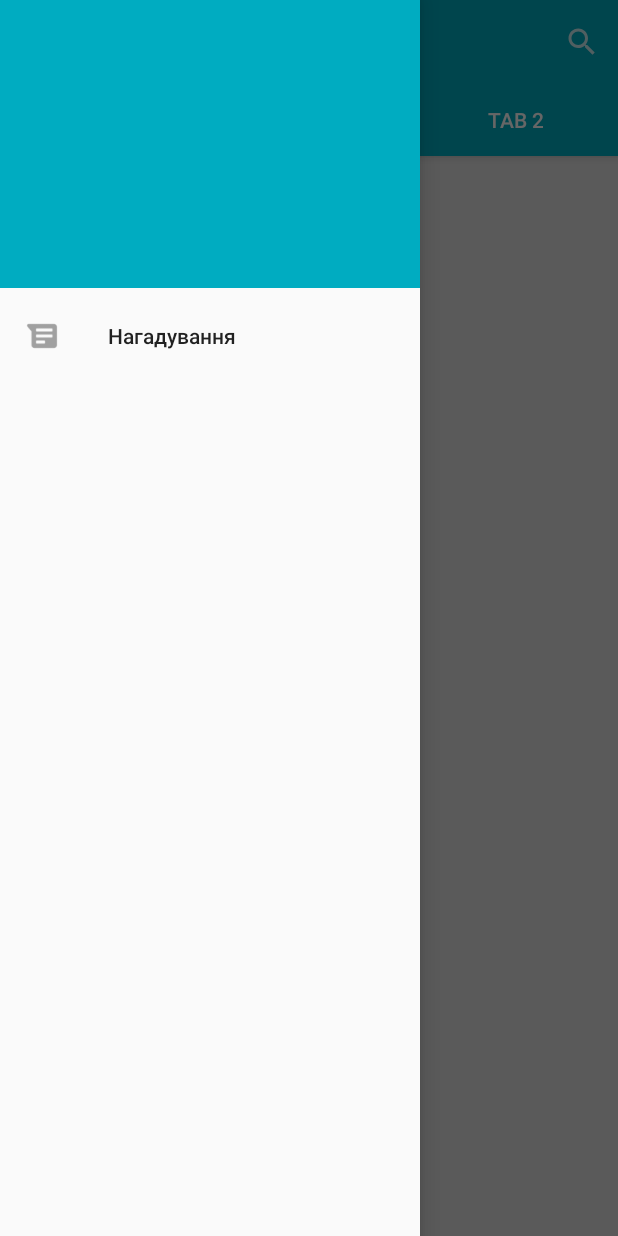
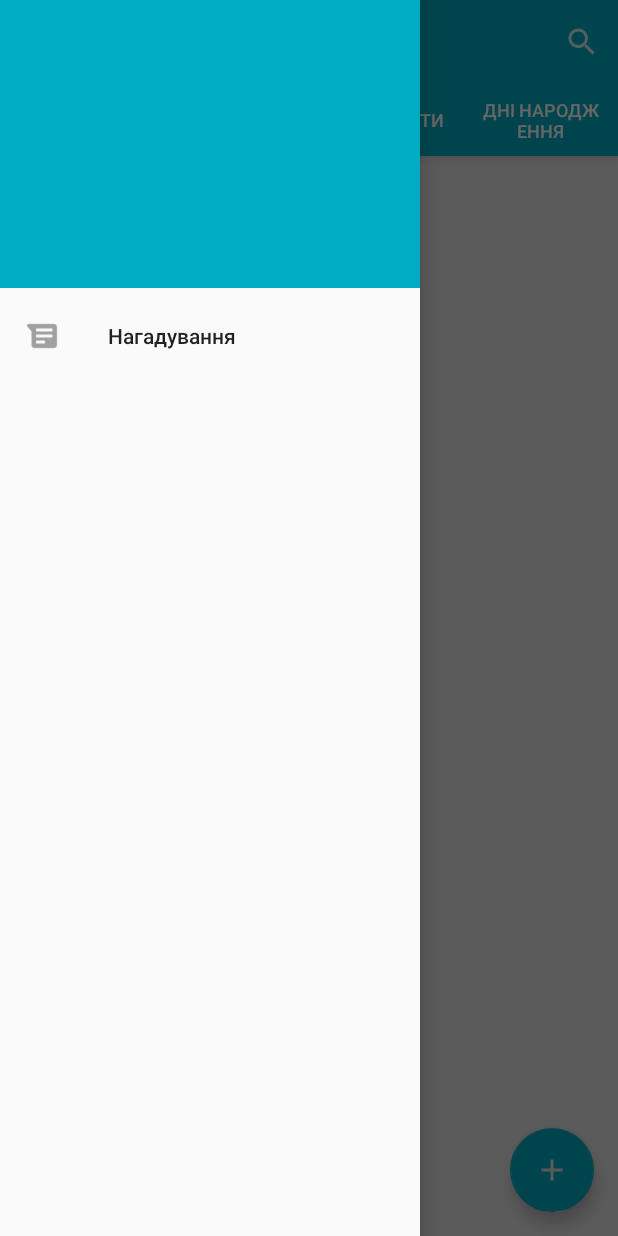
Before and after one commit to GoGoDogStudio/RemindMe-App, an Android app: the screen it shows after launch (MainActivity), with the side drawer open, on a phone screen of 412 x 824 dp. Run offline under Robolectric (Android 15) with nearby library versions, the phone set to English and light mode, and no system bars.

Commit message:
optimized code and design

```diff
--- a/app/src/main/java/com/gogodogstudio/remindmeapp/MainActivity.java
+++ b/app/src/main/java/com/gogodogstudio/remindmeapp/MainActivity.java
@@ -1,4 +1,7 @@
 package com.gogodogstudio.remindmeapp;
+
+import android.os.Bundle;
+import android.view.MenuItem;
 
 import androidx.annotation.NonNull;
 import androidx.appcompat.app.ActionBarDrawerToggle;
@@ -6,10 +9,6 @@ import androidx.appcompat.app.AppCompatActivity;
 import androidx.appcompat.widget.Toolbar;
 import androidx.drawerlayout.widget.DrawerLayout;
 import androidx.viewpager.widget.ViewPager;
-import androidx.viewpager2.widget.ViewPager2;
-
-import android.os.Bundle;
-import android.view.MenuItem;
 
 import com.gogodogstudio.remindmeapp.adapter.TabAdapter;
 import com.google.android.material.appbar.MaterialToolbar;
@@ -80,7 +79,7 @@ public class MainActivity extends AppCompatActivity {
     private void initTabLayout() {
         vP = findViewById(R.id.viewPager);
         tl = findViewById(R.id.tabLayout);
-        TabAdapter adapter = new TabAdapter(getSupportFragmentManager());
+        TabAdapter adapter = new TabAdapter(this, getSupportFragmentManager());
         vP.setAdapter(adapter);
         tl.setupWithViewPager(vP);
 
--- a/app/src/main/java/com/gogodogstudio/remindmeapp/adapter/TabAdapter.java
+++ b/app/src/main/java/com/gogodogstudio/remindmeapp/adapter/TabAdapter.java
@@ -1,4 +1,6 @@
 package com.gogodogstudio.remindmeapp.adapter;
+
+import android.content.Context;
 
 import androidx.annotation.NonNull;
 import androidx.annotation.Nullable;
@@ -6,26 +8,32 @@ import androidx.fragment.app.Fragment;
 import androidx.fragment.app.FragmentManager;
 import androidx.fragment.app.FragmentPagerAdapter;
 
-import com.gogodogstudio.remindmeapp.R;
-import com.gogodogstudio.remindmeapp.fragments.ExampleFragment;
+import com.gogodogstudio.remindmeapp.fragments.AbstractTabFragmnet;
+import com.gogodogstudio.remindmeapp.fragments.BirthdayFragment;
+import com.gogodogstudio.remindmeapp.fragments.HistoryFragment;
+import com.gogodogstudio.remindmeapp.fragments.IdeasFragment;
+import com.gogodogstudio.remindmeapp.fragments.ToDoFragment;
+
+import java.util.HashMap;
+import java.util.Map;
 
 public class TabAdapter extends FragmentPagerAdapter {
 
-    private String[] tabs;
+    private final Context context;
+    private Map<Integer, AbstractTabFragmnet> tabs;
 
-    public TabAdapter(@NonNull FragmentManager fm) {
+    public TabAdapter(Context context, FragmentManager fm) {
         super(fm);
-        tabs = new String[]{
-                "Tab 1",
-                "Сповіщення",
-                "Tab 2"
-        };
+        this.context = context;
+        initTabsMap(context);
+
+
     }
 
     @Nullable
     @Override
     public CharSequence getPageTitle(int position) {
-        return tabs[position];
+        return tabs.get(position).getTitle();
     }
 
 
@@ -33,23 +41,19 @@ public class TabAdapter extends FragmentPagerAdapter {
     @NonNull
     @Override
     public Fragment getItem(int position) {
-
-        switch (position){
-            case 0:
-                return ExampleFragment.getInstance();
-
-            case 1:
-                return ExampleFragment.getInstance();
-
-            case 2:
-                return ExampleFragment.getInstance();
-
-        }
-        return null;
+        return  tabs.get(position);
     }
 
     @Override
     public int getCount() {
-        return tabs.length;
+        return tabs.size();
+    }
+
+    private void initTabsMap(Context context) {
+        tabs = new HashMap<>();
+        tabs.put(0, HistoryFragment.getInstance(context));
+        tabs.put(1, IdeasFragment.getInstance(context));
+        tabs.put(2, ToDoFragment.getInstance(context));
+        tabs.put(3, BirthdayFragment.getInstance(context));
     }
 }
--- /dev/null
+++ b/app/src/main/java/com/gogodogstudio/remindmeapp/fragments/AbstractTabFragmnet.java
@@ -0,0 +1,21 @@
+package com.gogodogstudio.remindmeapp.fragments;
+
+import android.content.Context;
+import android.view.View;
+
+import androidx.fragment.app.Fragment;
+
+public class AbstractTabFragmnet extends Fragment {
+
+    private String title;
+    protected View view;
+    protected Context context;
+
+    public String getTitle() {
+        return title;
+    }
+
+    public void setTitle(String title) {
+        this.title = title;
+    }
+}
--- /dev/null
+++ b/app/src/main/java/com/gogodogstudio/remindmeapp/fragments/BirthdayFragment.java
@@ -0,0 +1,41 @@
+package com.gogodogstudio.remindmeapp.fragments;
+
+import android.content.Context;
+import android.os.Bundle;
+import android.view.LayoutInflater;
+import android.view.View;
+import android.view.ViewGroup;
+
+import androidx.annotation.NonNull;
+import androidx.annotation.Nullable;
+
+import com.gogodogstudio.remindmeapp.R;
+
+public class BirthdayFragment extends AbstractTabFragmnet {
+
+
+    public static BirthdayFragment getInstance(Context context){
+        Bundle args = new Bundle();
+        BirthdayFragment exampleFragment = new BirthdayFragment();
+        exampleFragment.setArguments(args);
+        exampleFragment.setContext(context);
+        exampleFragment.setTitle(context.getString(R.string.Birthdays));
+        return exampleFragment;
+    }
+
+    @Nullable
+    @Override
+    public View onCreateView(@NonNull LayoutInflater inflater, @Nullable ViewGroup container, @Nullable Bundle savedInstanceState) {
+        view = inflater.inflate(R.layout.example_layout, container, false);
+
+        return view;
+    }
+
+
+
+    public void setContext(Context context) {
+        this.context = context;
+    }
+
+
+}
--- /dev/null
+++ b/app/src/main/java/com/gogodogstudio/remindmeapp/fragments/HistoryFragment.java
@@ -0,0 +1,42 @@
+package com.gogodogstudio.remindmeapp.fragments;
+
+import android.content.Context;
+import android.os.Bundle;
+import android.view.LayoutInflater;
+import android.view.View;
+import android.view.ViewGroup;
+
+import androidx.annotation.NonNull;
+import androidx.annotation.Nullable;
+
+import com.gogodogstudio.remindmeapp.R;
+
+public class HistoryFragment extends AbstractTabFragmnet {
+
+
+    public static HistoryFragment getInstance(Context context){
+        Bundle args = new Bundle();
+        HistoryFragment exampleFragment = new HistoryFragment();
+        exampleFragment.setArguments(args);
+        exampleFragment.setContext(context);
+        exampleFragment.setTitle(context.getString(R.string.TabHistory));
+        return exampleFragment;
+    }
+
+
+    @Nullable
+    @Override
+    public View onCreateView(@NonNull LayoutInflater inflater, @Nullable ViewGroup container, @Nullable Bundle savedInstanceState) {
+        view = inflater.inflate(R.layout.example_layout, container, false);
+
+        return view;
+    }
+
+
+
+    public void setContext(Context context) {
+        this.context = context;
+    }
+
+
+}
--- a/app/src/main/java/com/gogodogstudio/remindmeapp/fragments/ExampleFragment.java
+++ b/app/src/main/java/com/gogodogstudio/remindmeapp/fragments/IdeasFragment.java
@@ -1,5 +1,6 @@
 package com.gogodogstudio.remindmeapp.fragments;
 
+import android.content.Context;
 import android.os.Bundle;
 import android.view.LayoutInflater;
 import android.view.View;
@@ -7,19 +8,17 @@ import android.view.ViewGroup;
 
 import androidx.annotation.NonNull;
 import androidx.annotation.Nullable;
-import androidx.fragment.app.Fragment;
 
 import com.gogodogstudio.remindmeapp.R;
 
-public class ExampleFragment extends Fragment {
+public class IdeasFragment extends AbstractTabFragmnet {
 
-
-    private View view;
-
-    public static ExampleFragment getInstance(){
+    public static IdeasFragment getInstance(Context context){
         Bundle args = new Bundle();
-        ExampleFragment exampleFragment = new ExampleFragment();
+        IdeasFragment exampleFragment = new IdeasFragment();
         exampleFragment.setArguments(args);
+        exampleFragment.setContext(context);
+        exampleFragment.setTitle(context.getString(R.string.TabIdeas));
         return exampleFragment;
     }
 
@@ -31,4 +30,11 @@ public class ExampleFragment extends Fragment {
 
         return view;
     }
+
+
+    public void setContext(Context context) {
+        this.context = context;
+    }
+
+
 }
--- /dev/null
+++ b/app/src/main/java/com/gogodogstudio/remindmeapp/fragments/ToDoFragment.java
@@ -0,0 +1,48 @@
+package com.gogodogstudio.remindmeapp.fragments;
+
+import android.content.Context;
+import android.os.Bundle;
+import android.view.LayoutInflater;
+import android.view.View;
+import android.view.ViewGroup;
+
+import androidx.annotation.NonNull;
+import androidx.annotation.Nullable;
+import androidx.fragment.app.Fragment;
+
+import com.gogodogstudio.remindmeapp.R;
+
+public class ToDoFragment extends AbstractTabFragmnet {
+
+
+    private View view;
+    private Context context;
+
+
+
+    public static ToDoFragment getInstance(Context context){
+        Bundle args = new Bundle();
+        ToDoFragment exampleFragment = new ToDoFragment();
+        exampleFragment.setArguments(args);
+        exampleFragment.setContext(context);
+        exampleFragment.setTitle(context.getString(R.string.TabToDo));
+        return exampleFragment;
+    }
+
+
+    @Nullable
+    @Override
+    public View onCreateView(@NonNull LayoutInflater inflater, @Nullable ViewGroup container, @Nullable Bundle savedInstanceState) {
+        view = inflater.inflate(R.layout.example_layout, container, false);
+
+        return view;
+    }
+
+
+
+    public void setContext(Context context) {
+        this.context = context;
+    }
+
+
+}
--- a/app/src/main/res/drawable/plus.xml
+++ b/app/src/main/res/drawable/plus.xml
@@ -4,5 +4,5 @@
     android:width="24dp"
     android:viewportWidth="24"
     android:viewportHeight="24">
-    <path android:fillColor="#000" android:pathData="M19,13H13V19H11V13H5V11H11V5H13V11H19V13Z" />
+    <path android:fillColor="@color/mainBackground" android:pathData="M19,13H13V19H11V13H5V11H11V5H13V11H19V13Z" />
 </vector>
--- a/app/src/main/res/layout/activity_main.xml
+++ b/app/src/main/res/layout/activity_main.xml
@@ -22,7 +22,8 @@
             android:layout_height="?attr/actionBarSize"
             android:layout_width="match_parent"
             android:id="@+id/toolbar"
-            android:background="@color/colorPrimary"/>
+            android:background="@color/colorPrimary"
+            android:theme="@style/ThemeOverlay.MaterialComponents.Dark"/>
 
             <com.google.android.material.tabs.TabLayout
                 android:id="@+id/tabLayout"
@@ -32,7 +33,6 @@
                 app:tabIndicatorHeight="6dp"
                 app:tabSelectedTextColor="@android:color/white"
                 app:tabTextColor="@android:color/white"
-
                 />
 
 
@@ -46,6 +46,16 @@
         android:id="@+id/viewPager"
         app:layout_behavior="@string/appbar_scrolling_view_behavior"/>
 
+    <com.google.android.material.floatingactionbutton.FloatingActionButton
+        android:layout_width="wrap_content"
+        android:layout_height="wrap_content"
+        android:id="@+id/floatingButton"
+        app:backgroundTint="@color/colorPrimary"
+        android:src="@drawable/plus"
+        android:layout_gravity="bottom|end"
+        android:layout_marginEnd="@dimen/margin"
+        android:layout_marginBottom="@dimen/margin"
+        />
 </androidx.coordinatorlayout.widget.CoordinatorLayout>
 
 
@@ -58,4 +68,6 @@
         app:headerLayout="@layout/navigation_header"
          />
 
+
+
     </androidx.drawerlayout.widget.DrawerLayout>
--- /dev/null
+++ b/app/src/main/res/values/dimens.xml
@@ -0,0 +1,4 @@
+<?xml version="1.0" encoding="utf-8"?>
+<resources>
+    <dimen name="margin">16dp</dimen>
+</resources>
--- a/app/src/main/res/values/strings.xml
+++ b/app/src/main/res/values/strings.xml
@@ -5,4 +5,11 @@
     <string name="open">Open</string>
     <string name="close">Close</string>
 
+    <string name="TabHistory">Історія</string>
+    <string name="TabIdeas">Ідеї</string>
+    <string name="TabToDo">Що зробити</string>
+    <string name="Birthdays">Дні народження</string>
+
+
+
 </resources>
```
Also changed, not shown: app/src/main/res/drawable-xxhdpi/ic_android_messages.png (deleted), app/src/main/res/drawable-xxxhdpi/ic_android_messages.png (deleted).
